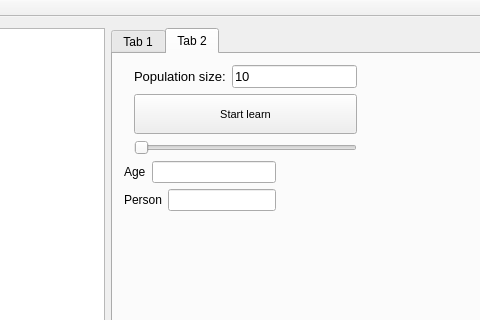
Old version of the form mainwindow.ui in the repository pierok/StarWarsTD; both pictures show x 527 to 1007 and y 0 to 320 of the 1270 by 726 pixel window.
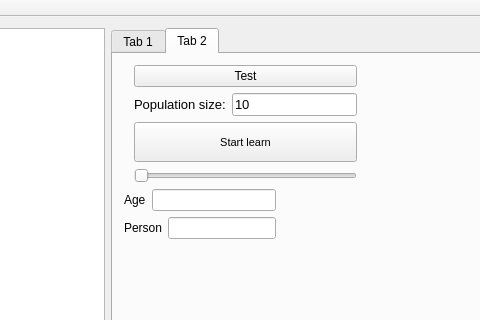
New version of the form. Custom widgets are drawn as their Qt base class.

Patch:
```diff
--- a/mainwindow.ui
+++ b/mainwindow.ui
@@ -270,6 +270,13 @@
           <property name="rightMargin">
            <number>10</number>
           </property>
+          <item>
+           <widget class="QPushButton" name="testButton">
+            <property name="text">
+             <string>Test</string>
+            </property>
+           </widget>
+          </item>
           <item>
            <layout class="QHBoxLayout" name="horizontalLayout_5">
             <property name="rightMargin">
```
